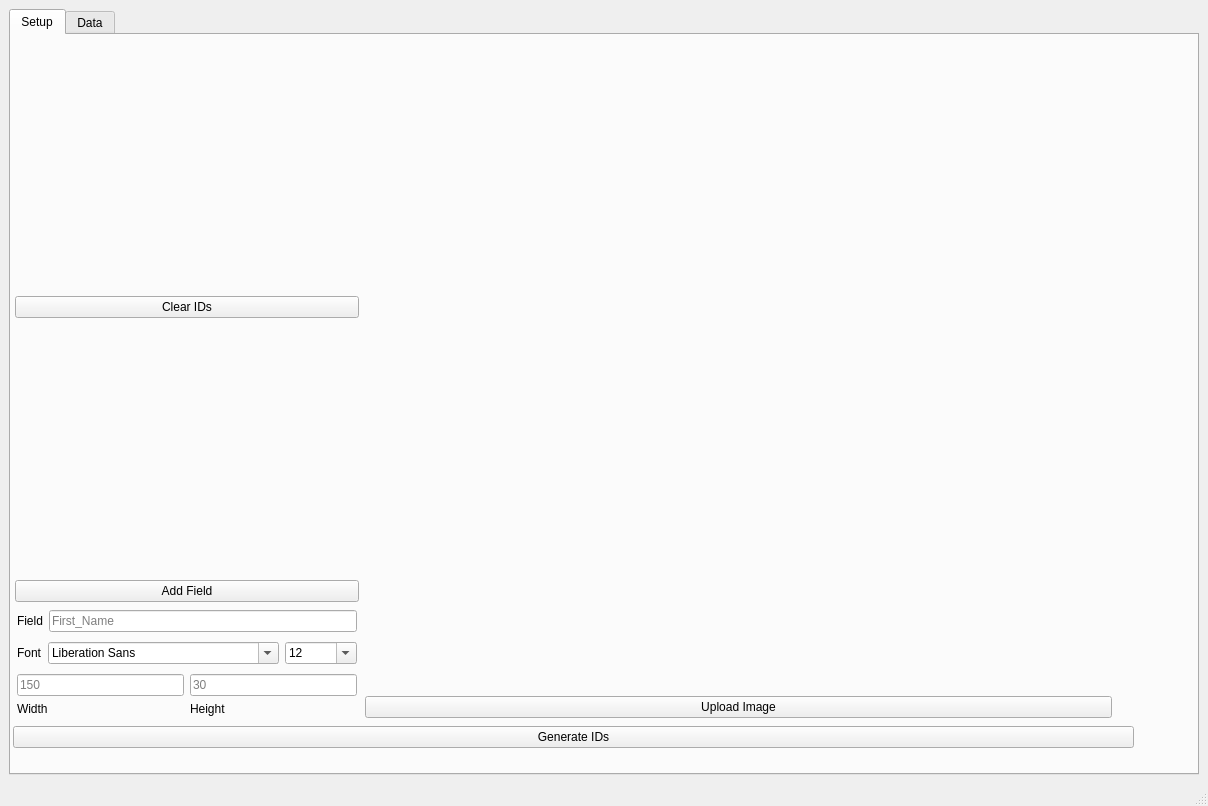
Before: the Qt Designer form main.ui in Leospars/Generate_IDs, drawn with Qt 5.
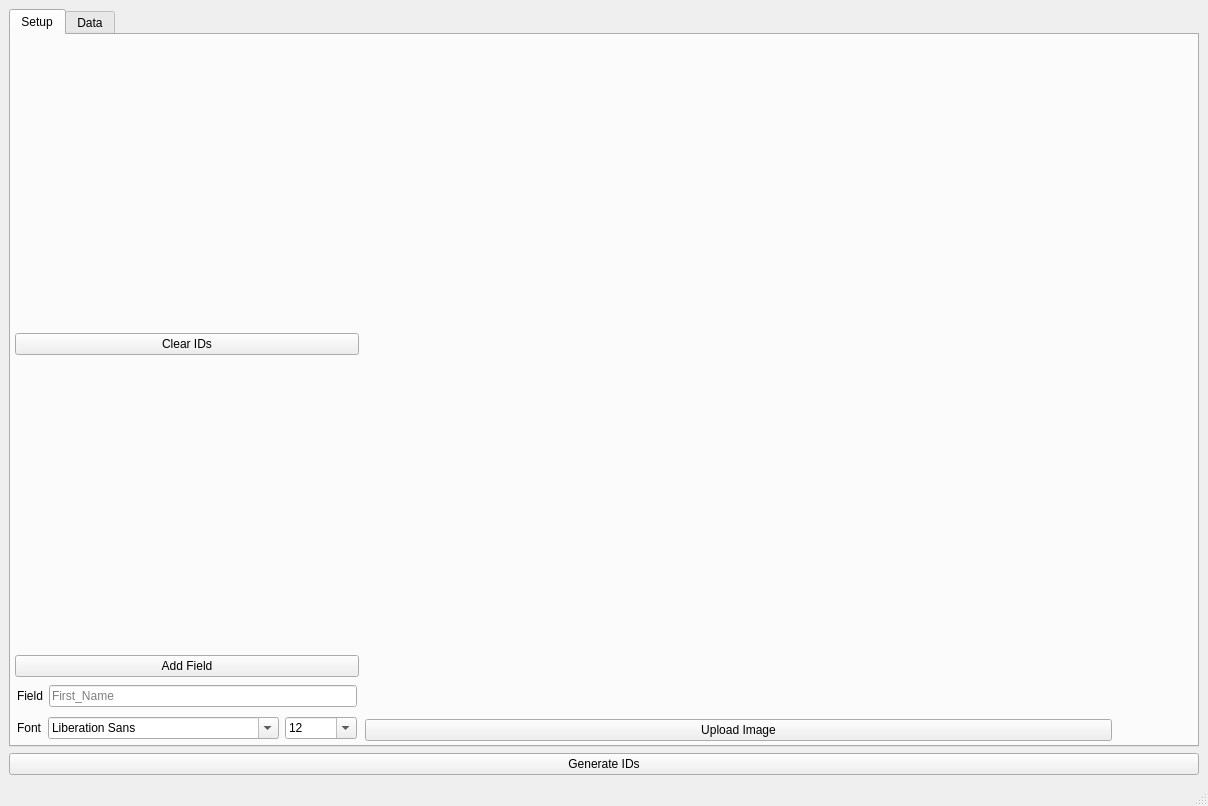
After: the same form once the commit is applied. Icons and pictures are not drawn. Custom widgets are drawn as their Qt base class.

Commit message: style: improve ux, update buttons placement

Diff of the .ui file:
```diff
--- a/main.ui
+++ b/main.ui
@@ -198,74 +198,6 @@
               </item>
              </layout>
             </item>
-            <item>
-             <layout class="QGridLayout" name="gridLayout">
-              <property name="sizeConstraint">
-               <enum>QLayout::SetDefaultConstraint</enum>
-              </property>
-              <property name="leftMargin">
-               <number>2</number>
-              </property>
-              <property name="topMargin">
-               <number>2</number>
-              </property>
-              <property name="rightMargin">
-               <number>2</number>
-              </property>
-              <property name="bottomMargin">
-               <number>2</number>
-              </property>
-              <item row="2" column="3">
-               <widget class="QLineEdit" name="txtBoxH">
-                <property name="text">
-                 <string/>
-                </property>
-                <property name="placeholderText">
-                 <string>30</string>
-                </property>
-               </widget>
-              </item>
-              <item row="2" column="0">
-               <layout class="QVBoxLayout" name="verticalLayout_5"/>
-              </item>
-              <item row="4" column="1">
-               <widget class="QLabel" name="label_3">
-                <property name="sizePolicy">
-                 <sizepolicy hsizetype="Preferred" vsizetype="Minimum">
-                  <horstretch>0</horstretch>
-                  <verstretch>0</verstretch>
-                 </sizepolicy>
-                </property>
-                <property name="maximumSize">
-                 <size>
-                  <width>400</width>
-                  <height>100</height>
-                 </size>
-                </property>
-                <property name="text">
-                 <string>Width</string>
-                </property>
-               </widget>
-              </item>
-              <item row="2" column="1">
-               <widget class="QLineEdit" name="txtBoxW">
-                <property name="text">
-                 <string/>
-                </property>
-                <property name="placeholderText">
-                 <string>150</string>
-                </property>
-               </widget>
-              </item>
-              <item row="4" column="3">
-               <widget class="QLabel" name="label_4">
-                <property name="text">
-                 <string>Height</string>
-                </property>
-               </widget>
-              </item>
-             </layout>
-            </item>
            </layout>
           </item>
           <item>
@@ -341,13 +273,6 @@
           </item>
          </layout>
         </item>
-        <item>
-         <widget class="QPushButton" name="generateIDButton">
-          <property name="text">
-           <string>Generate IDs</string>
-          </property>
-         </widget>
-        </item>
        </layout>
       </widget>
       <widget class="QWidget" name="dataTab">
@@ -427,6 +352,13 @@
       </widget>
      </widget>
     </item>
+    <item>
+     <widget class="QPushButton" name="generateIDButton">
+      <property name="text">
+       <string>Generate IDs</string>
+      </property>
+     </widget>
+    </item>
    </layout>
   </widget>
   <widget class="QStatusBar" name="statusBar"/>
```
Left out of the diff: 8 changed lines with no effect on the pictures. The commit also changes 1 other file.
